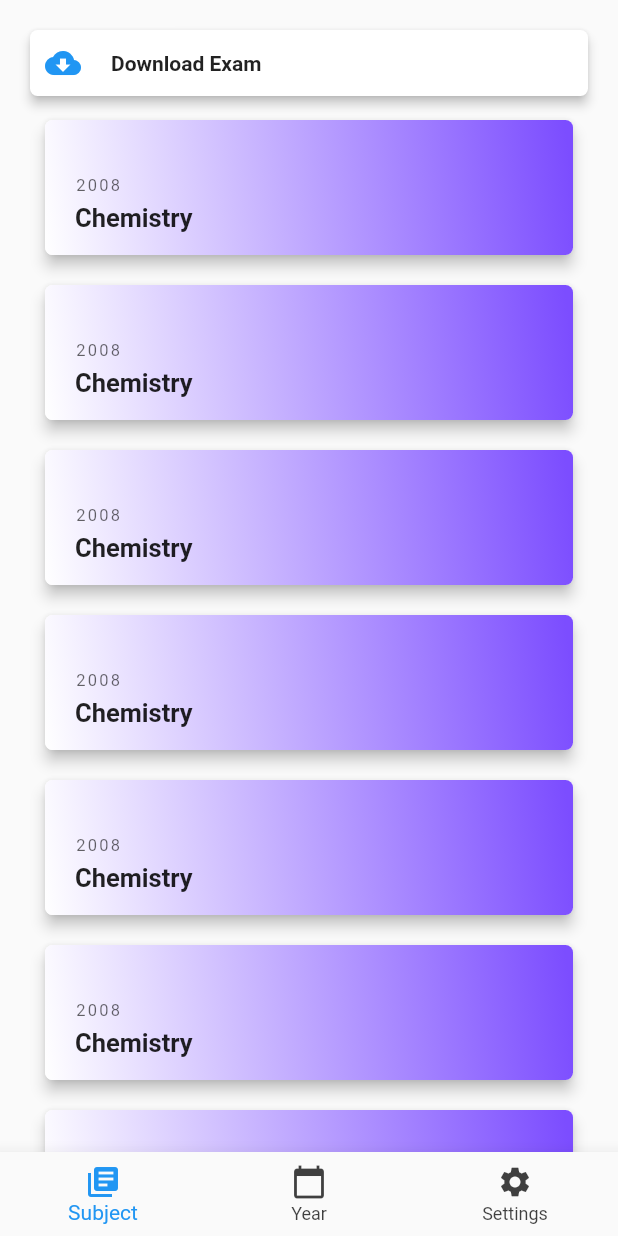
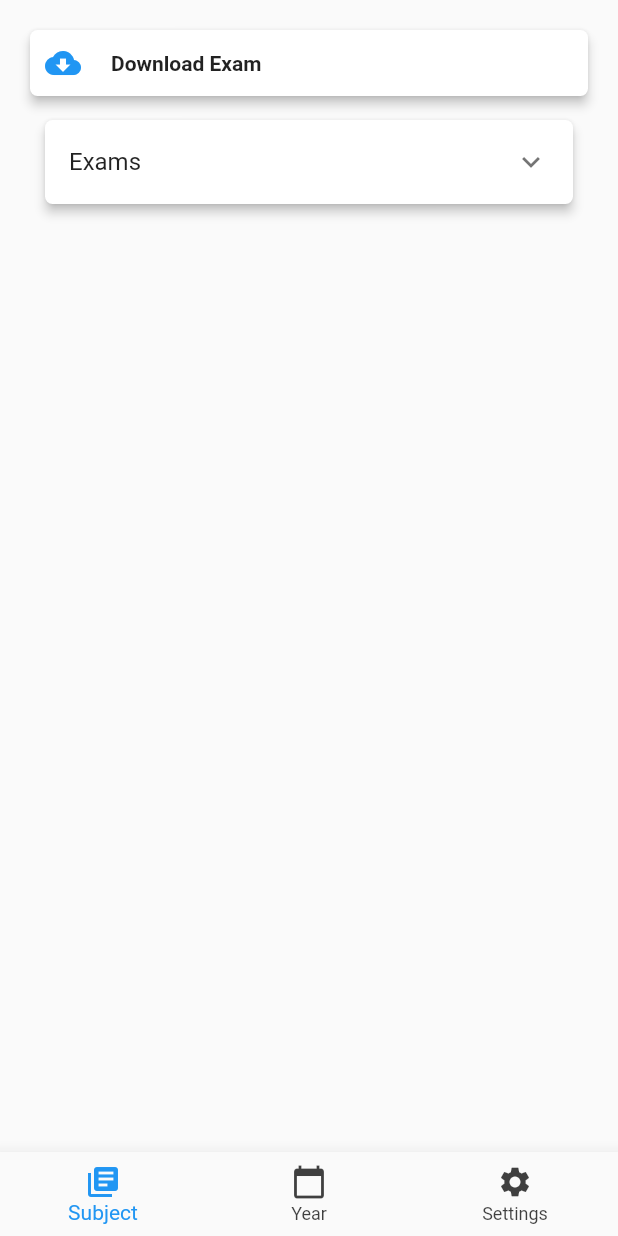
Before and after one commit to NabeelSeid/matriculation, a Flutter app: the screen it shows after launch, on a phone screen of 412 x 824 dp. Run offline on Flutter 3.47's test engine with Material 2 defaults, Android fonts, the phone set to English and light mode, and no system bars.

Commit message:
added examExpansionTile widget

```diff
--- a/lib/demo.dart
+++ b/lib/demo.dart
@@ -4,6 +4,8 @@ import 'package:flutter/material.dart';
 import 'package:matric/ui/shared/border_shape.dart';
 import 'package:matric/ui/shared/colors.dart';
 import 'package:matric/ui/shared/font_styles.dart';
+import 'package:matric/ui/views/home/exam_expansion_tile.dart';
+import 'package:matric/ui/widgets/subject_button.dart';
 
 class Demo extends StatefulWidget {
   Demo({Key key}) : super(key: key);
@@ -19,9 +21,41 @@ class _DemoState extends State<Demo> {
       body: SafeArea(
         child: Padding(
           padding: const EdgeInsets.fromLTRB(20, 40, 20, 0),
-          child: Stack(
+          child: ExamExpansionTile(
+            title: Text('2008'),
             children: [
-              // SubjectBarButton(),
+              Row(
+                children: [
+                  Padding(
+                    padding: EdgeInsets.fromLTRB(10, 10, 10, 10),
+                    child: SubjectButton(
+                      subject: 'Chemistry',
+                      year: '2008',
+                    ),
+                  ),
+                  Padding(
+                    padding: EdgeInsets.fromLTRB(10, 10, 10, 10),
+                    child: SubjectButton(
+                      subject: 'Chemistry',
+                      year: '2008',
+                    ),
+                  ),
+                  Padding(
+                    padding: EdgeInsets.fromLTRB(10, 10, 10, 10),
+                    child: SubjectButton(
+                      subject: 'Chemistry',
+                      year: '2008',
+                    ),
+                  ),
+                  Padding(
+                    padding: EdgeInsets.fromLTRB(10, 10, 10, 10),
+                    child: SubjectButton(
+                      subject: 'Chemistry',
+                      year: '2008',
+                    ),
+                  )
+                ],
+              )
             ],
           ),
         ),
--- a/lib/ui/shared/border_shape.dart
+++ b/lib/ui/shared/border_shape.dart
@@ -5,3 +5,5 @@ enum border_shape { Boxy, SmoothCurve, Rounded }
 final BorderRadius boxy = BorderRadius.circular(5.0);
 final BorderRadius smoothCurve = BorderRadius.circular(10.0);
 final BorderRadius rounded = BorderRadius.circular(20.0);
+
+final double elevation = 3;
--- /dev/null
+++ b/lib/ui/views/home/exam_expansion_tile.dart
@@ -0,0 +1,296 @@
+import 'package:flutter/material.dart';
+
+import 'package:flutter/widgets.dart';
+import 'package:matric/ui/shared/border_shape.dart';
+
+const Duration _kExpand = Duration(milliseconds: 200);
+
+/// A single-line [ListTile] with a trailing button that expands or collapses
+/// the tile to reveal or hide the [children].
+///
+/// This widget is typically used with [ListView] to create an
+/// "expand / collapse" list entry. When used with scrolling widgets like
+/// [ListView], a unique [PageStorageKey] must be specified to enable the
+/// [ExpansionTile] to save and restore its expanded state when it is scrolled
+/// in and out of view.
+///
+/// See also:
+///
+///  * [ListTile], useful for creating expansion tile [children] when the
+///    expansion tile represents a sublist.
+///  * The "Expand/collapse" section of
+///    <https://material.io/guidelines/components/lists-controls.html>.
+class ExamExpansionTile extends StatefulWidget {
+  /// Creates a single-line [ListTile] with a trailing button that expands or collapses
+  /// the tile to reveal or hide the [children]. The [initiallyExpanded] property must
+  /// be non-null.
+  const ExamExpansionTile({
+    Key key,
+    this.leading,
+    @required this.title,
+    this.subtitle,
+    this.borderRadius,
+    this.backgroundColor,
+    this.onExpansionChanged,
+    this.children = const <Widget>[],
+    this.trailing,
+    this.initiallyExpanded = false,
+    this.maintainState = false,
+    this.tilePadding,
+    this.expandedCrossAxisAlignment,
+    this.expandedAlignment,
+    this.childrenPadding,
+  })  : assert(initiallyExpanded != null),
+        assert(maintainState != null),
+        assert(
+          expandedCrossAxisAlignment != CrossAxisAlignment.baseline,
+          'CrossAxisAlignment.baseline is not supported since the expanded children '
+          'are aligned in a column, not a row. Try to use another constant.',
+        ),
+        super(key: key);
+
+  /// A widget to display before the title.
+  ///
+  /// Typically a [CircleAvatar] widget.
+  final Widget leading;
+
+  /// The primary content of the list item.
+  ///
+  /// Typically a [Text] widget.
+  final Widget title;
+
+  /// Additional content displayed below the title.
+  ///
+  /// Typically a [Text] widget.
+  final Widget subtitle;
+
+  final BorderRadius borderRadius;
+
+  /// Called when the tile expands or collapses.
+  ///
+  /// When the tile starts expanding, this function is called with the value
+  /// true. When the tile starts collapsing, this function is called with
+  /// the value false.
+  final ValueChanged<bool> onExpansionChanged;
+
+  /// The widgets that are displayed when the tile expands.
+  ///
+  /// Typically [ListTile] widgets.
+  final List<Widget> children;
+
+  /// The color to display behind the sublist when expanded.
+  final Color backgroundColor;
+
+  /// A widget to display instead of a rotating arrow icon.
+  final Widget trailing;
+
+  /// Specifies if the list tile is initially expanded (true) or collapsed (false, the default).
+  final bool initiallyExpanded;
+
+  /// Specifies whether the state of the children is maintained when the tile expands and collapses.
+  ///
+  /// When true, the children are kept in the tree while the tile is collapsed.
+  /// When false (default), the children are removed from the tree when the tile is
+  /// collapsed and recreated upon expansion.
+  final bool maintainState;
+
+  /// Specifies padding for the [ListTile].
+  ///
+  /// Analogous to [ListTile.contentPadding], this property defines the insets for
+  /// the [leading], [title], [subtitle] and [trailing] widgets. It does not inset
+  /// the expanded [children] widgets.
+  ///
+  /// When the value is null, the tile's padding is `EdgeInsets.symmetric(horizontal: 16.0)`.
+  final EdgeInsetsGeometry tilePadding;
+
+  /// Specifies the alignment of [children], which are arranged in a column when
+  /// the tile is expanded.
+  ///
+  /// The internals of the expanded tile make use of a [Column] widget for
+  /// [children], and [Align] widget to align the column. The `expandedAlignment`
+  /// parameter is passed directly into the [Align].
+  ///
+  /// Modifying this property controls the alignment of the column within the
+  /// expanded tile, not the alignment of [children] widgets within the column.
+  /// To align each child within [children], see [expandedCrossAxisAlignment].
+  ///
+  /// The width of the column is the width of the widest child widget in [children].
+  ///
+  /// When the value is null, the value of `expandedAlignment` is [Alignment.center].
+  final Alignment expandedAlignment;
+
+  /// Specifies the alignment of each child within [children] when the tile is expanded.
+  ///
+  /// The internals of the expanded tile make use of a [Column] widget for
+  /// [children], and the `crossAxisAlignment` parameter is passed directly into the [Column].
+  ///
+  /// Modifying this property controls the cross axis alignment of each child
+  /// within its [Column]. Note that the width of the [Column] that houses
+  /// [children] will be the same as the widest child widget in [children]. It is
+  /// not necessarily the width of [Column] is equal to the width of expanded tile.
+  ///
+  /// To align the [Column] along the expanded tile, use the [expandedAlignment] property
+  /// instead.
+  ///
+  /// When the value is null, the value of `expandedCrossAxisAlignment` is [CrossAxisAlignment.center].
+  final CrossAxisAlignment expandedCrossAxisAlignment;
+
+  /// Specifies padding for [children].
+  ///
+  /// When the value is null, the value of `childrenPadding` is [EdgeInsets.zero].
+  final EdgeInsetsGeometry childrenPadding;
+
+  @override
+  _ExpansionTileState createState() => _ExpansionTileState();
+}
+
+class _ExpansionTileState extends State<ExamExpansionTile>
+    with SingleTickerProviderStateMixin {
+  static final Animatable<double> _easeOutTween =
+      CurveTween(curve: Curves.easeOut);
+  static final Animatable<double> _easeInTween =
+      CurveTween(curve: Curves.easeIn);
+  static final Animatable<double> _halfTween =
+      Tween<double>(begin: 0.0, end: 0.5);
+
+  final ColorTween _borderColorTween = ColorTween();
+  final ColorTween _headerColorTween = ColorTween();
+  final ColorTween _iconColorTween = ColorTween();
+  final ColorTween _backgroundColorTween = ColorTween();
+
+  AnimationController _controller;
+  Animation<double> _iconTurns;
+  Animation<double> _heightFactor;
+  Animation<Color> _borderColor;
+  Animation<Color> _headerColor;
+  Animation<Color> _iconColor;
+  Animation<Color> _backgroundColor;
+
+  bool _isExpanded = false;
+
+  @override
+  void initState() {
+    super.initState();
+    _controller = AnimationController(duration: _kExpand, vsync: this);
+    _heightFactor = _controller.drive(_easeInTween);
+    _iconTurns = _controller.drive(_halfTween.chain(_easeInTween));
+    _borderColor = _controller.drive(_borderColorTween.chain(_easeOutTween));
+    _headerColor = _controller.drive(_headerColorTween.chain(_easeInTween));
+    _iconColor = _controller.drive(_iconColorTween.chain(_easeInTween));
+    _backgroundColor =
+        _controller.drive(_backgroundColorTween.chain(_easeOutTween));
+
+    _isExpanded = PageStorage.of(context)?.readState(context) as bool ??
+        widget.initiallyExpanded;
+    if (_isExpanded) _controller.value = 1.0;
+  }
+
+  @override
+  void dispose() {
+    _controller.dispose();
+    super.dispose();
+  }
+
+  void _handleTap() {
+    setState(() {
+      _isExpanded = !_isExpanded;
+      if (_isExpanded) {
+        _controller.forward();
+      } else {
+        _controller.reverse().then<void>((void value) {
+          if (!mounted) return;
+          setState(() {
+            // Rebuild without widget.children.
+          });
+        });
+      }
+      PageStorage.of(context)?.writeState(context, _isExpanded);
+    });
+    if (widget.onExpansionChanged != null)
+      widget.onExpansionChanged(_isExpanded);
+  }
+
+  Widget _buildChildren(BuildContext context, Widget child) {
+    final Color borderSideColor = _borderColor.value ?? Colors.transparent;
+    final BorderRadius borderRadius = widget.borderRadius ?? boxy;
+
+    return Material(
+      type: MaterialType.card,
+      elevation: 3,
+      borderRadius: borderRadius,
+      child: Column(
+        mainAxisSize: MainAxisSize.min,
+        children: <Widget>[
+          ListTileTheme.merge(
+            iconColor: _iconColor.value,
+            textColor: _headerColor.value,
+            child: ListTile(
+              onTap: _handleTap,
+              contentPadding: widget.tilePadding,
+              leading: widget.leading,
+              title: widget.title,
+              subtitle: widget.subtitle,
+              trailing: widget.trailing ??
+                  RotationTransition(
+                    turns: _iconTurns,
+                    child: const Icon(Icons.expand_more),
+                  ),
+            ),
+          ),
+          ClipRect(
+            child: Align(
+              alignment: widget.expandedAlignment ?? Alignment.center,
+              heightFactor: _heightFactor.value,
+              child: child,
+            ),
+          ),
+        ],
+      ),
+    );
+  }
+
+  @override
+  void didChangeDependencies() {
+    final ThemeData theme = Theme.of(context);
+    _borderColorTween.end = theme.dividerColor;
+    _headerColorTween
+      ..begin = theme.textTheme.subtitle1.color
+      ..end = theme.accentColor;
+    _iconColorTween
+      ..begin = theme.unselectedWidgetColor
+      ..end = theme.accentColor;
+    _backgroundColorTween.end = widget.backgroundColor;
+    super.didChangeDependencies();
+  }
+
+  @override
+  Widget build(BuildContext context) {
+    final bool closed = !_isExpanded && _controller.isDismissed;
+    final bool shouldRemoveChildren = closed && !widget.maintainState;
+
+    final Widget result = Offstage(
+        child: TickerMode(
+          child: Padding(
+            padding: widget.childrenPadding ?? EdgeInsets.zero,
+            child: SingleChildScrollView(
+              scrollDirection: Axis.horizontal,
+              physics: BouncingScrollPhysics(),
+              child: Row(
+                children: widget.children
+                    .map(
+                        (e) => Padding(padding: EdgeInsets.all(10.0), child: e))
+                    .toList(),
+              ),
+            ),
+          ),
+          enabled: !closed,
+        ),
+        offstage: closed);
+
+    return AnimatedBuilder(
+      animation: _controller.view,
+      builder: _buildChildren,
+      child: shouldRemoveChildren ? null : result,
+    );
+  }
+}
--- a/lib/ui/views/home/home_view.dart
+++ b/lib/ui/views/home/home_view.dart
@@ -1,6 +1,7 @@
 import 'package:flutter/material.dart';
 import 'package:matric/ui/shared/colors.dart';
 import 'package:matric/ui/views/home/download_button.dart';
+import 'package:matric/ui/views/home/exam_expansion_tile.dart';
 import 'package:matric/ui/widgets/subject_button.dart';
 
 class HomeView extends StatefulWidget {
@@ -21,20 +22,47 @@ class _HomeViewState extends State<HomeView> {
           padding: const EdgeInsets.fromLTRB(20, 20, 20, 0),
           child: Stack(
             children: [
-              ListView.builder(
-                physics: BouncingScrollPhysics(),
-                itemBuilder: (_, index) {
-                  double topPadding = index == 0 ? 60 : 10;
-                  return Padding(
-                    padding: EdgeInsets.fromLTRB(10, topPadding, 10, 10),
-                    child: SubjectButton(
-                      subject: 'Chemistry',
-                      year: '2008',
-                    ),
-                  );
-                },
-                itemCount: 10,
+              // ListView.builder(
+              //   physics: BouncingScrollPhysics(),
+              //   itemBuilder: (_, index) {
+              //     double topPadding = index == 0 ? 60 : 10;
+              //     return Padding(
+              //       padding: EdgeInsets.fromLTRB(10, topPadding, 10, 10),
+              //       child: SubjectButton(
+              //         subject: 'Chemistry',
+              //         year: '2008',
+              //       ),
+              //     );
+              //   },
+              //   itemCount: 10,
+              // ),
+              SingleChildScrollView(
+                child: Padding(
+                  padding: EdgeInsets.fromLTRB(10, 60, 10, 10),
+                  child: ExamExpansionTile(
+                    title: Text('Exams'),
+                    children: [
+                      SubjectButton(
+                        subject: 'Chemistry',
+                        year: '2008',
+                      ),
+                      SubjectButton(
+                        subject: 'Chemistry',
+                        year: '2008',
+                      ),
+                      SubjectButton(
+                        subject: 'Chemistry',
+                        year: '2008',
+                      ),
+                      SubjectButton(
+                        subject: 'Chemistry',
+                        year: '2008',
+                      )
+                    ],
+                  ),
+                ),
               ),
+
               DownloadBarButton(
                 onTab: () {},
               )
```
